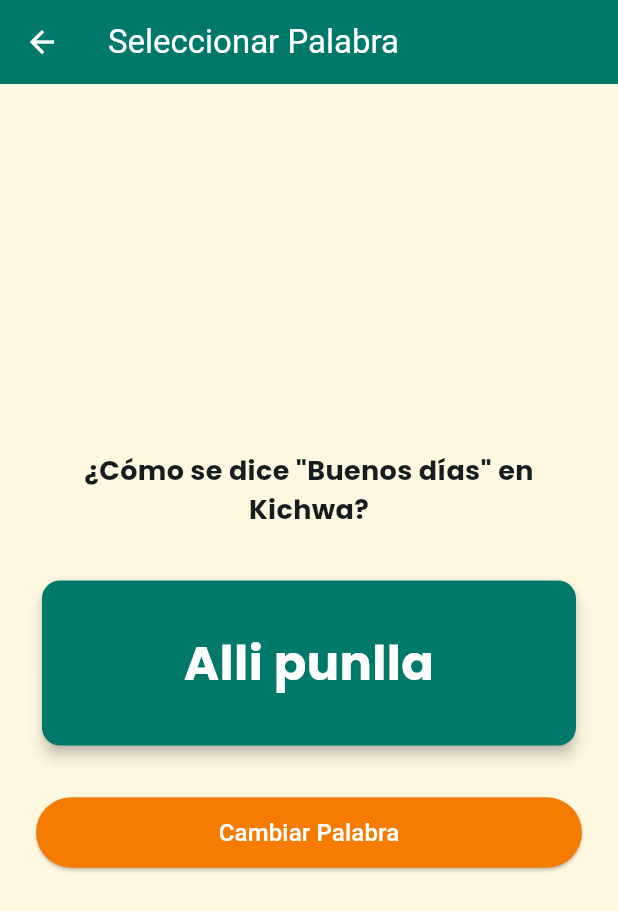
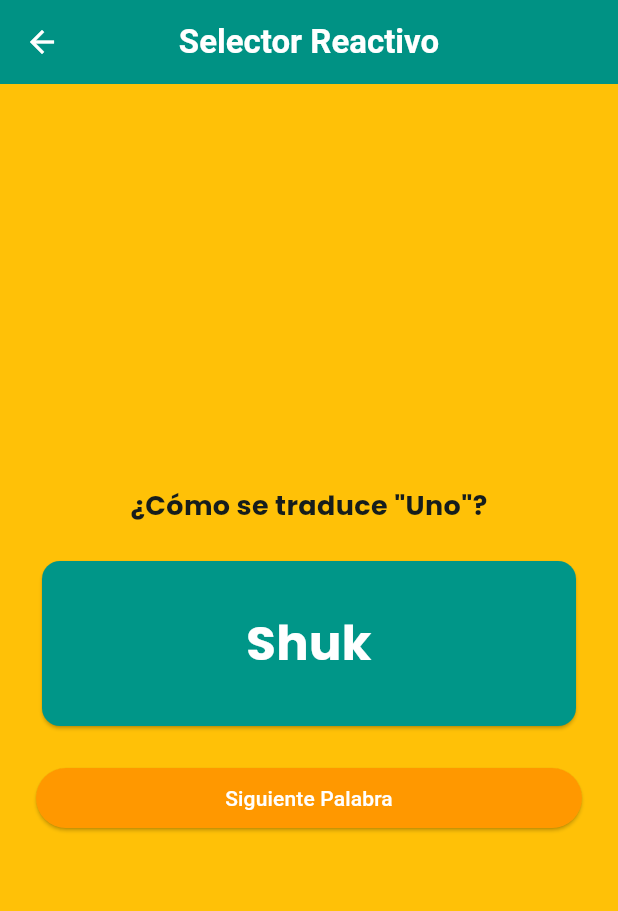
Before and after one commit to jorgesislema-sketch/mi_kichwa, a Flutter app: the WordSelectionScreen screen opened by its route, on a phone screen of 412 x 824 dp. Shown: the top 911 px of the screen. Run offline on Flutter 3.47's test engine with Material 3 defaults, Android fonts, the phone set to English and light mode, and no system bars; our stand-ins replace audioplayers, cached_network_image, google_fonts; missing offline and left inert: flutter_cached_pdfview; network calls fail; Roboto replaces fonts that are missing (Philosopher).

Commit message:
Add files via upload

```diff
--- /dev/null
+++ b/lib/models/word_model.dart
@@ -0,0 +1,19 @@
+class WordModel {
+  final String id;
+  final String kichwa;
+  final String espanol;
+  final String ejemplo;
+  final String categoria;
+  final String? imageUrl;
+  bool isFavorite;
+
+  WordModel({
+    required this.id,
+    required this.kichwa,
+    required this.espanol,
+    required this.ejemplo,
+    required this.categoria,
+    this.imageUrl,
+    this.isFavorite = false,
+  });
+}
--- /dev/null
+++ b/lib/providers/kichwa_provider.dart
@@ -0,0 +1,72 @@
+import 'package:flutter/material.dart';
+
+import '../models/word_model.dart';
+
+class KichwaProvider with ChangeNotifier {
+  final List<WordModel> _words = [
+    WordModel(
+      id: '1',
+      kichwa: 'Shuk',
+      espanol: 'Uno',
+      ejemplo: 'Shuk killa (Un mes).',
+      categoria: 'Números',
+    ),
+    WordModel(
+      id: '2',
+      kichwa: 'Awaki',
+      espanol: 'Lunes',
+      ejemplo: 'Awaki punlla shamuni.',
+      categoria: 'Días de la semana',
+    ),
+    WordModel(
+      id: '3',
+      kichwa: 'Uturunku',
+      espanol: 'Jaguar',
+      ejemplo: 'Uturunku sachapi kawsan.',
+      categoria: 'Animales salvajes',
+    ),
+    WordModel(
+      id: '4',
+      kichwa: 'Palanta',
+      espanol: 'Plátano',
+      ejemplo: 'Ñuka palantata mikuni.',
+      categoria: 'Frutas',
+    ),
+    WordModel(
+      id: '5',
+      kichwa: 'Ankas',
+      espanol: 'Azul',
+      ejemplo: 'Ankas jahua pacha.',
+      categoria: 'Colores',
+    ),
+    WordModel(
+      id: '6',
+      kichwa: 'Sacha',
+      espanol: 'Naturaleza / Selva',
+      ejemplo: 'Sachaman rinchik.',
+      categoria: 'La naturaleza',
+      imageUrl: 'https://unsplash.com',
+    ),
+  ];
+
+  int _selectionIndex = 0;
+
+  List<WordModel> get words => _words;
+  List<WordModel> get favoriteWords =>
+      _words.where((w) => w.isFavorite).toList();
+  int get selectionIndex => _selectionIndex;
+  WordModel get currentSelectionWord => _words[_selectionIndex % _words.length];
+
+  void toggleFavorite(String id) {
+    final index = _words.indexWhere((w) => w.id == id);
+    if (index >= 0) {
+      _words[index].isFavorite = !_words[index].isFavorite;
+      notifyListeners(); // 📢 Actualiza instantáneamente todas las pantallas
+    }
+  }
+
+  void nextSelectionWord() {
+    _selectionIndex = (_selectionIndex + 1) % _words.length;
+    notifyListeners();
+  }
+}
--- a/lib/screens/selection/word_selection_screen.dart
+++ b/lib/screens/selection/word_selection_screen.dart
@@ -1,56 +1,42 @@
 import 'package:flutter/material.dart';
+import 'package:provider/provider.dart';
 import 'package:google_fonts/google_fonts.dart';
 
-class WordSelectionScreen extends StatefulWidget {
+import '../../providers/kichwa_provider.dart';
+import '../../widgets/custom_app_bar.dart';
+
+class WordSelectionScreen extends StatelessWidget {
   const WordSelectionScreen({super.key});
-
-  @override
-  State<WordSelectionScreen> createState() => _WordSelectionScreenState();
-}
-
-class _WordSelectionScreenState extends State<WordSelectionScreen> {
-  final List<Map<String, String>> _options = [
-    {'kichwa': 'Alli punlla', 'espanol': 'Buenos días'},
-    {'kichwa': 'Añay', 'espanol': 'Gracias'},
-    {'kichwa': 'Chishi', 'espanol': 'Tarde'},
-    {'kichwa': 'Sumak kawsay', 'espanol': 'Buen vivir'},
-  ];
-  int _selectedIndex = 0;
 
   @override
   Widget build(BuildContext context) {
     return Scaffold(
-      backgroundColor: Colors.amber[50],
-      appBar: AppBar(
-        title: const Text(
-          'Seleccionar Palabra',
-          style: TextStyle(color: Colors.white),
-        ),
-        backgroundColor: Colors.teal[700],
-        iconTheme: const IconThemeData(color: Colors.white),
-      ),
-      body: Padding(
+      backgroundColor: Colors.amber,
+      appBar: const CustomAppBar(title: 'Selector Reactivo'),
+      body: Consumer<KichwaProvider>(
+        builder: (context, provider, child) {
+          final currentWord = provider.currentSelectionWord;
+          return Padding(
             padding: const EdgeInsets.all(24.0),
             child: Column(
               mainAxisAlignment: MainAxisAlignment.center,
               crossAxisAlignment: CrossAxisAlignment.stretch,
               children: [
                 Text(
-              '¿Cómo se dice "${_options[_selectedIndex]['espanol']}" en Kichwa?',
+                  '¿Cómo se traduce "${currentWord.espanol}"?',
                   style: GoogleFonts.poppins(
                     fontSize: 18,
                     fontWeight: FontWeight.bold,
                   ),
                   textAlign: TextAlign.center,
                 ),
-            const SizedBox(height: 30),
+                const SizedBox(height: 20),
                 Card(
-              color: Colors.teal[700],
-              elevation: 4,
+                  color: Colors.teal,
                   child: Padding(
                     padding: const EdgeInsets.all(32.0),
                     child: Text(
-                  _options[_selectedIndex]['kichwa']!,
+                      currentWord.kichwa,
                       style: GoogleFonts.poppins(
                         fontSize: 32,
                         color: Colors.white,
@@ -60,26 +46,21 @@ class _WordSelectionScreenState extends State<WordSelectionScreen> {
                     ),
                   ),
                 ),
-            const SizedBox(height: 30),
+                const SizedBox(height: 20),
                 ElevatedButton(
-              onPressed: () {
-                setState(() {
-                  _selectedIndex = (_selectedIndex + 1) % _options.length;
-                });
-              },
+                  onPressed: () => provider.nextSelectionWord(),
                   style: ElevatedButton.styleFrom(
-                backgroundColor: Colors.orange[700],
+                    backgroundColor: Colors.orange,
                   ),
-              child: const Padding(
-                padding: EdgeInsets.all(12.0),
-                child: Text(
-                  'Cambiar Palabra',
-                  style: TextStyle(color: Colors.white, fontSize: 16),
-                ),
+                  child: const Text(
+                    'Siguiente Palabra',
+                    style: TextStyle(color: Colors.white),
                   ),
                 ),
               ],
             ),
+          );
+        },
       ),
     );
   }
--- /dev/null
+++ b/lib/widgets/custom_app_bar.dart
@@ -0,0 +1,32 @@
+import 'package:flutter/material.dart';
+import 'package:google_fonts/google_fonts.dart';
+
+class CustomAppBar extends StatelessWidget implements PreferredSizeWidget {
+  final String title;
+  final PreferredSizeWidget? bottom;
+  const CustomAppBar({super.key, required this.title, this.bottom});
+
+  @override
+  Widget build(BuildContext context) {
+    return AppBar(
+      title: Text(
+        title,
+        style: GoogleFonts.philosopher(
+          textStyle: const TextStyle(
+            fontWeight: FontWeight.bold,
+            color: Colors.white,
+          ),
+        ),
+      ),
+      centerTitle: true,
+      backgroundColor: Colors.teal,
+      iconTheme: const IconThemeData(color: Colors.white),
+      elevation: 4,
+      bottom: bottom,
+    );
+  }
+
+  @override
+  Size get preferredSize =>
+      Size.fromHeight(kToolbarHeight + (bottom?.preferredSize.height ?? 0.0));
+}
```
Also changed, not shown: lib/screens/favorites/favorites_screen.dart (renamed from lib/lib/screens/vocabulary/vocabulary_screen.dart, +11 -11 lines), lib/screens/grammar/grammar_intro_screen.dart (+40 -186 lines), lib/screens/matching/word_match_game_screen.dart (+36 -38 lines), lib/widgets/word_card_widget.dart (added, +50 -0 lines). Lines whose indentation alone changed are shown as unchanged.
